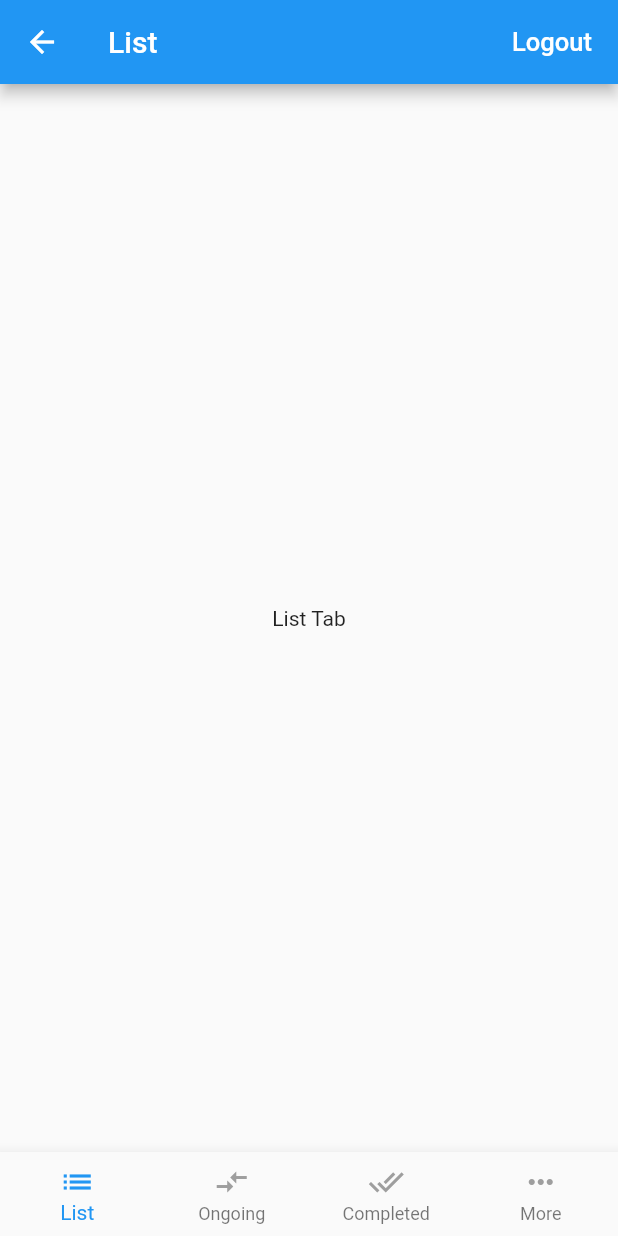
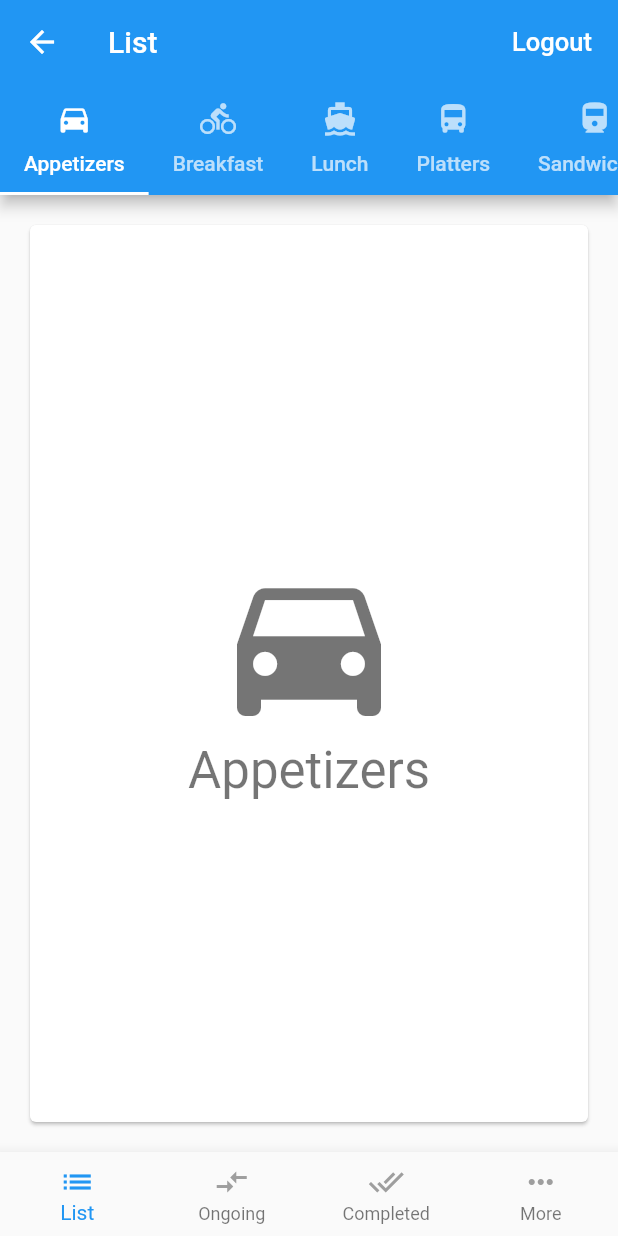
Before and after one commit to Kaakati/Flutter-Firebase, a Flutter app: the HomePage screen opened directly, on a phone screen of 412 x 824 dp. Run offline on Flutter 3.47's test engine with Material 2 defaults, Android fonts, the phone set to English and light mode, and no system bars; our stand-ins replace firebase_auth; accounts and stored records are empty.

Commit message:
Add Tabs on top and slider with dummy data.

```diff
--- a/lib/home_page.dart
+++ b/lib/home_page.dart
@@ -6,16 +6,7 @@ enum HomePageType { list, ongoing, completed, more }
 class HomePage extends StatefulWidget {
   HomePage({this.onSignedOut});
   final VoidCallback onSignedOut;
-
-  void _signOut(BuildContext context) async {
-    try {
-      var auth = AuthProvider.of(context).auth;
-      await auth.signOut();
-      onSignedOut();
-    } catch (e) {
-      print(e);
-    }
-  }
+  String pageTitle;
 
   _HomePageState createState() => _HomePageState();
 }
@@ -34,16 +25,7 @@ class _HomePageState extends State<HomePage> {
   @override
   Widget build(BuildContext context) {
     return new Scaffold(
-      appBar: new AppBar(
-        title: _buildNewTitle(context),
-        actions: <Widget>[
-          new FlatButton(
-            child: new Text('Logout',
-                style: new TextStyle(fontSize: 17.0, color: Colors.white)),
-            onPressed: () => widget._signOut(context),
-          )
-        ],
-      ),
+
       body: new Center(child: _buildNewBody(context)),
       bottomNavigationBar: new BottomNavigationBar(
         type: BottomNavigationBarType.fixed,
@@ -106,9 +88,7 @@ class _HomePageState extends State<HomePage> {
   Widget _buildNewBody(BuildContext context) {
     switch (_homePageType) {
       case HomePageType.list:
-        return new Container(
-          child: new Text('List Tab'),
-        );
+        return new ListPage(pageTitle: 'List', onSignedOut: widget.onSignedOut,);
       case HomePageType.ongoing:
         return new Container(
           child: new Text('Ongoing Tab'),
@@ -124,3 +104,103 @@ class _HomePageState extends State<HomePage> {
     }
   }
 }
+
+
+class ListPage extends StatefulWidget {
+
+  ListPage({this.pageTitle, this.onSignedOut});
+  String pageTitle;
+  final VoidCallback onSignedOut;
+
+  void _signOut(BuildContext context) async {
+    try {
+      var auth = AuthProvider.of(context).auth;
+      await auth.signOut();
+      onSignedOut();
+    } catch (e) {
+      print(e);
+    }
+  }
+
+  _ListPageState createState() => _ListPageState();
+
+}
+
+
+class _ListPageState extends State<ListPage> {
+  @override
+  Widget build(BuildContext context) {
+    return DefaultTabController(
+        length: choices.length,
+        child: Scaffold(
+          appBar: AppBar(
+            title: new Text(widget.pageTitle),
+            actions: <Widget>[
+              new FlatButton(
+                child: new Text('Logout',
+                style: new TextStyle(fontSize: 17.0, color: Colors.white)),
+                onPressed: () => widget._signOut(context),
+              )
+            ],
+            bottom: TabBar(
+              isScrollable: true,
+              tabs: choices.map((Choice choice) {
+                return Tab(
+                  text: choice.title,
+                  icon: Icon(choice.icon),
+                );
+              }).toList(),
+            ),
+          ),
+          body: TabBarView(
+            children: choices.map((Choice choice) {
+              return Padding(
+                padding: const EdgeInsets.all(16.0),
+                child: ChoiceCard(choice: choice),
+              );
+            }).toList(),
+          ),
+        ),
+      );
+  }
+}
+
+class Choice {
+  const Choice({this.title, this.icon});
+
+  final String title;
+  final IconData icon;
+}
+
+const List<Choice> choices = const <Choice>[
+  const Choice(title: 'Appetizers', icon: Icons.directions_car),
+  const Choice(title: 'Breakfast', icon: Icons.directions_bike),
+  const Choice(title: 'Lunch', icon: Icons.directions_boat),
+  const Choice(title: 'Platters', icon: Icons.directions_bus),
+  const Choice(title: 'Sandwiches', icon: Icons.directions_railway),
+  const Choice(title: 'Drinks', icon: Icons.directions_walk),
+];
+
+class ChoiceCard extends StatelessWidget {
+  const ChoiceCard({Key key, this.choice}) : super(key: key);
+
+  final Choice choice;
+
+  @override
+  Widget build(BuildContext context) {
+    final TextStyle textStyle = Theme.of(context).textTheme.display1;
+    return Card(
+      color: Colors.white,
+      child: Center(
+        child: Column(
+          mainAxisSize: MainAxisSize.min,
+          crossAxisAlignment: CrossAxisAlignment.center,
+          children: <Widget>[
+            Icon(choice.icon, size: 128.0, color: textStyle.color),
+            Text(choice.title, style: textStyle),
+          ],
+        ),
+      ),
+    );
+  }
+}
```
